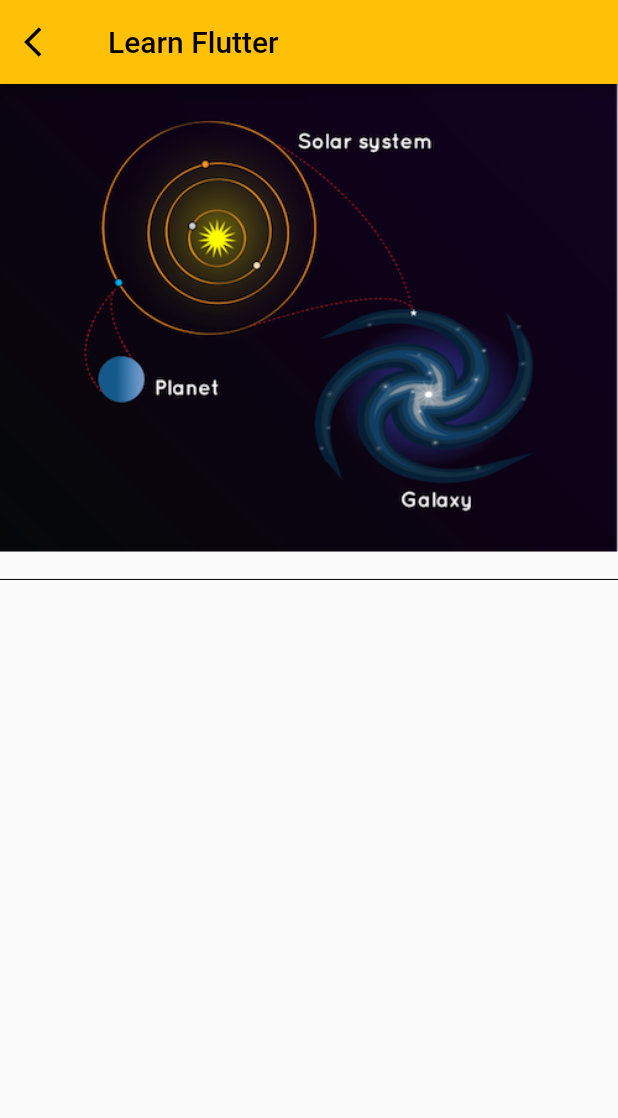
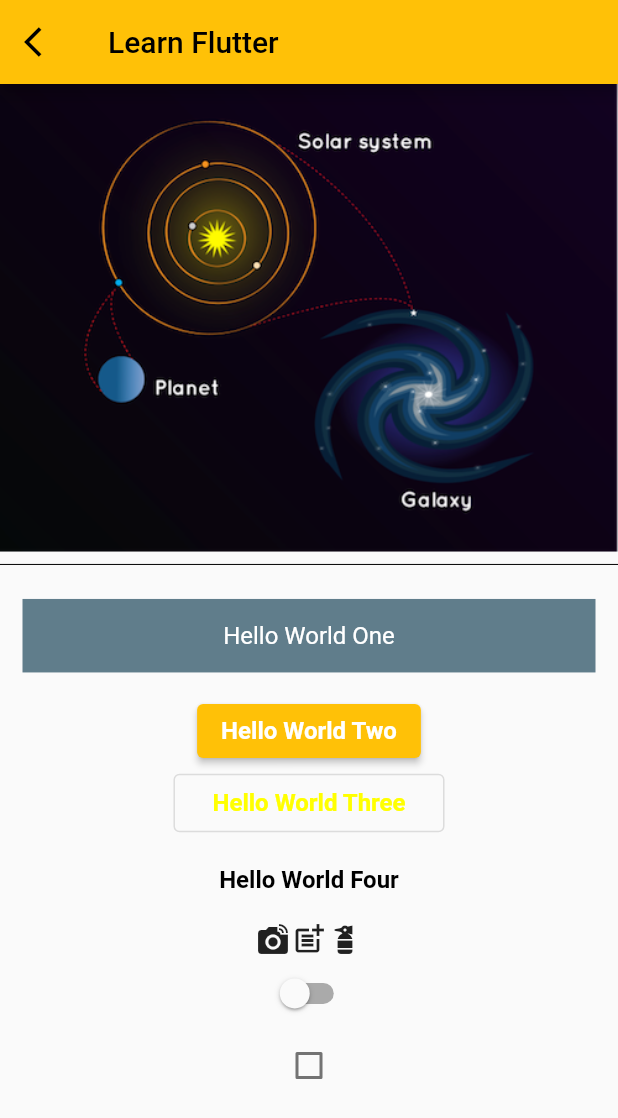
Before and after one commit to usernameNiD4niel/FlutterDump, a Flutter app: the LearnFlutterPage screen opened directly, on a phone screen of 412 x 824 dp. Shown: the top 1118 px of the screen. Run offline on Flutter 3.47's test engine with Material 2 defaults, Android fonts, the phone set to English and light mode, and no system bars.

```diff
--- a/lib/learn_flutter_page.dart
+++ b/lib/learn_flutter_page.dart
@@ -8,6 +8,22 @@ class LearnFlutterPage extends StatefulWidget {
 }
 
 class _LearnFlutterPageState extends State<LearnFlutterPage> {
+  bool switcherEnabled = false;
+  bool? isChecked = false;
+
+  Color helloWorldOneBg = Colors.blueGrey;
+
+  Text createText(String message, Color? color, FontWeight fWeight) => Text(
+        message,
+        textAlign: TextAlign.center,
+        style: TextStyle(
+          fontFamily: 'Roboto',
+          fontSize: 16,
+          fontWeight: fWeight,
+          color: color,
+        ),
+      );
+
   @override
   Widget build(BuildContext context) {
     return Scaffold(
@@ -24,13 +40,70 @@ class _LearnFlutterPageState extends State<LearnFlutterPage> {
       body: Column(
         children: [
           Image.asset("images/galaxy.png"),
-          const SizedBox(
-            height: 10,
+          const Divider(color: Colors.black),
+          Container(
+            color: switcherEnabled ? Colors.black : Colors.blueGrey,
+            width: double.infinity,
+            margin: const EdgeInsets.all(15.0),
+            padding: const EdgeInsets.all(15.0),
+            child:
+                createText("Hello World One", Colors.white, FontWeight.normal),
           ),
-          const Divider(color: Colors.black),
-          Container(),
+          ElevatedButton(
+            onPressed: () {
+              debugPrint("Elevated button clicked");
+            },
+            child: createText("Hello World Two", Colors.white, FontWeight.bold),
+          ),
+          OutlinedButton(
+            onPressed: () {
+              debugPrint("Outlined button clicked");
+            },
+            child: Container(
+              padding: const EdgeInsets.all(10.0),
+              child: createText(
+                  "Hello World Three", Colors.yellowAccent, FontWeight.bold),
+            ),
+          ),
+          TextButton(
+            onPressed: () {
+              debugPrint("Text button clicked");
+            },
+            child: Container(
+              padding: const EdgeInsets.all(10.0),
+              child:
+                  createText("Hello World Four", Colors.black, FontWeight.bold),
+            ),
+          ),
+          GestureDetector(
+            onTap: () => debugPrint("Gesture detector tapped"),
+            child: Row(
+              mainAxisAlignment: MainAxisAlignment.center,
+              children: const [
+                Icon(
+                  Icons.linked_camera,
+                  fill: BorderSide.strokeAlignCenter,
+                ),
+                Icon(Icons.post_add),
+                Icon(Icons.fire_extinguisher),
+              ],
+            ),
+          ),
+          Switch(
+              value: switcherEnabled,
+              onChanged: (bool isOn) => setState(() {
+                    switcherEnabled = isOn;
+                  })),
+          Checkbox(
+              value: isChecked,
+              onChanged: (bool? checkState) {
+                setState(() {
+                  isChecked = checkState;
+                });
+              }),
         ],
       ),
     );
+    // 49:35
   }
 }
```
